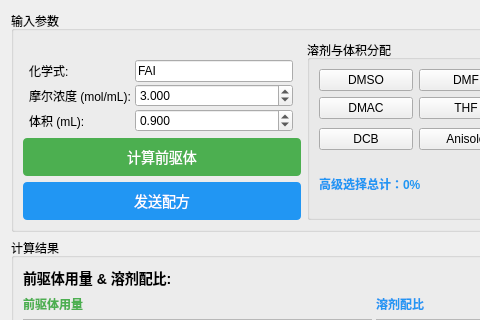
Old version of the form RecipeAnalyzer/recipeanalyzer.ui in the repository LightningFlashEvE/high-throughput-perovskite-medication-system; both pictures show x 0 to 480 and y 0 to 320 of the 747 by 543 pixel window.
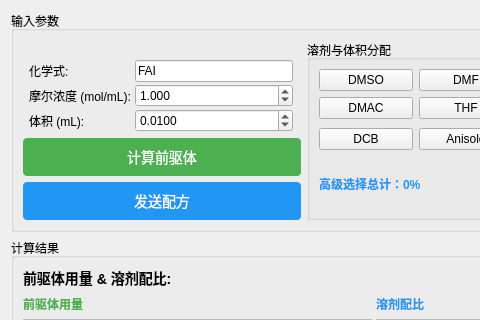
New version of the form. Icons and pictures are not drawn.

What changed in the file:
```diff
--- a/RecipeAnalyzer/recipeanalyzer.ui
+++ b/RecipeAnalyzer/recipeanalyzer.ui
@@ -87,7 +87,7 @@
                <double>0.100000000000000</double>
               </property>
               <property name="value">
-               <double>3.000000000000000</double>
+               <double>1.000000000000000</double>
               </property>
              </widget>
             </item>
@@ -101,7 +101,7 @@
             <item row="2" column="1">
              <widget class="QDoubleSpinBox" name="doubleSpinBox_volume">
               <property name="decimals">
-               <number>3</number>
+               <number>4</number>
               </property>
               <property name="minimum">
                <double>0.000000000000000</double>
@@ -113,7 +113,7 @@
                <double>0.100000000000000</double>
               </property>
               <property name="value">
-               <double>0.900000000000000</double>
+               <double>0.010000000000000</double>
               </property>
              </widget>
             </item>
```
